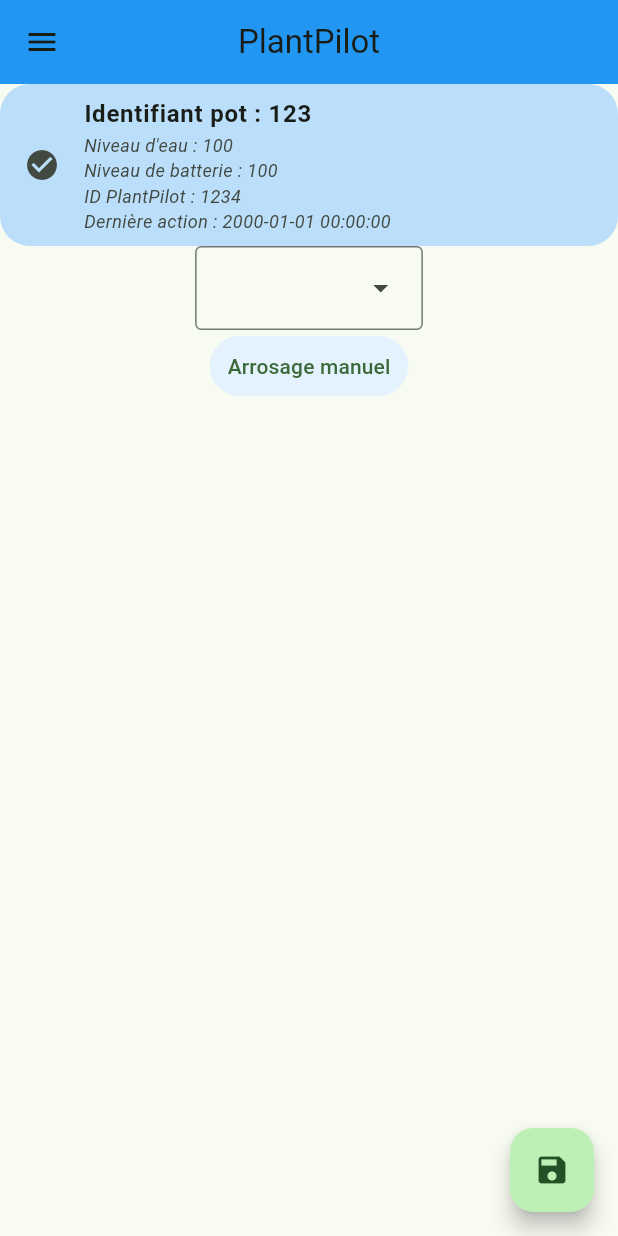
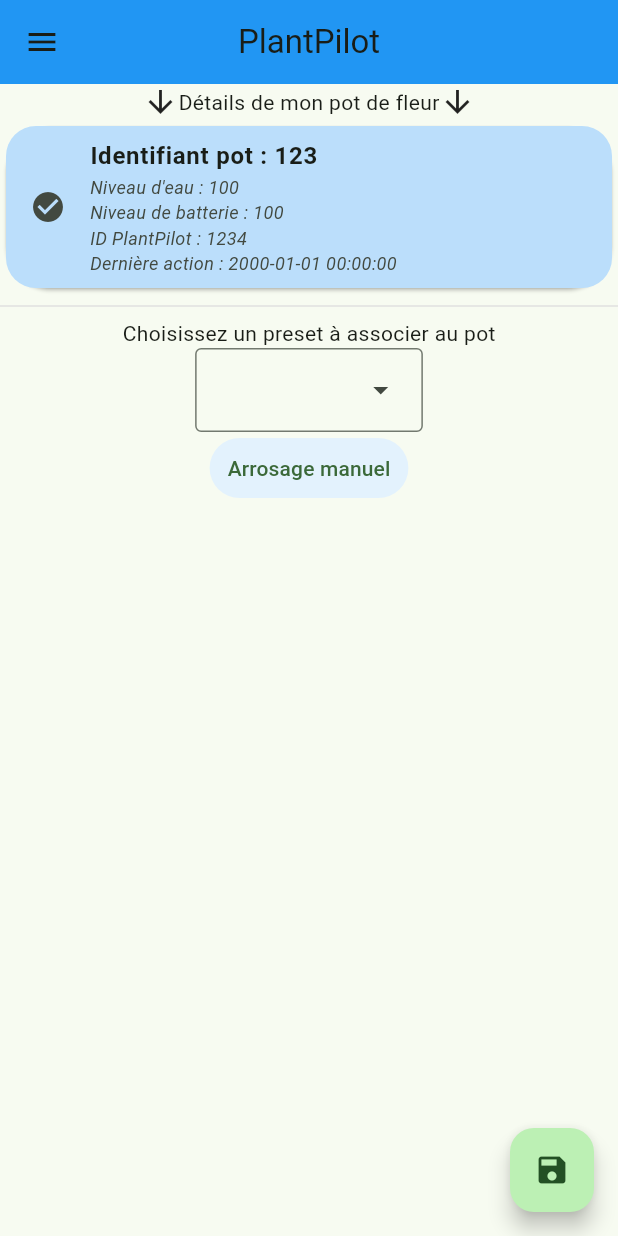
Before and after one commit to clement-dsvs/PlantPilotMobileApp, a Flutter app: the HomePage screen opened directly, after a tap on an icon or button, on a phone screen of 412 x 824 dp. Run offline on Flutter 3.47's test engine with Material 3 defaults, Android fonts, the phone set to English and light mode, and no system bars.

Commit message:
HT - Tweaks sur les pages de détails

```diff
--- a/lib/main.dart
+++ b/lib/main.dart
@@ -95,29 +95,29 @@
                 width: 300,
                 child: TextField(
                   controller: loginController,
-                  decoration: InputDecoration(
+                  decoration: const InputDecoration(
                     border: OutlineInputBorder(),
                     hintText: 'Login ou adresse mail',
                   ),
                 ),
               ),
-              Padding(padding: EdgeInsets.all(5)),
+              const Padding(padding: EdgeInsets.all(5)),
               SizedBox(
                 height: 50,
                 width: 300,
                 child: TextField(
                   controller: passwordController,
-                  decoration: InputDecoration(
+                  decoration: const InputDecoration(
                     border: OutlineInputBorder(),
                     hintText: 'Mot de passe',
                   ),
                 ),
               ),
-              Padding(padding: EdgeInsets.all(5)),
+              const Padding(padding: EdgeInsets.all(5)),
               SizedBox(
                   child: Text(loginAttempt,
                       style: const TextStyle(color: Colors.red))),
-              Padding(padding: EdgeInsets.all(5)),
+              const Padding(padding: EdgeInsets.all(5)),
               SizedBox(
                 child: TextButton(
                     style: TextButton.styleFrom(backgroundColor: Colors.blue[50]),
@@ -188,8 +188,7 @@
     List<Widget> pots = [];
     List<Widget> menuTile = [];
     for (final item in data.plantPilot) {
-      plantPilot.add(Center(
-          child: Card(
+      plantPilot.add(Card(
           shape: RoundedRectangleBorder(
               borderRadius: BorderRadius.circular(50)),
           child: ListTile(
@@ -215,12 +214,16 @@
                   MaterialPageRoute(
                       builder: (context) => ItemDetailPage(item: item)));
             },
-              ))));
+          )
+      ));
     }
     for (final item in data.pots) {
-      pots.add(ListTile(
+      pots.add(Card(
+          shape: RoundedRectangleBorder(
+              borderRadius: BorderRadius.circular(30)),
+          child: ListTile(
               shape:
-          RoundedRectangleBorder(borderRadius: BorderRadius.circular(20)),
+              RoundedRectangleBorder(borderRadius: BorderRadius.circular(30)),
               tileColor:
               item["status"]! == "active" ? Colors.blue[100] : Colors.red[100],
               leading: Icon(
@@ -236,7 +239,7 @@
                     context,
                     MaterialPageRoute(
                         builder: (context) => ItemDetailPage(item: item)));
-          }));
+              })));
     }
     for (final item in pageItems) {
       var key = item.keys.first;
@@ -282,7 +285,7 @@
               crossAxisAlignment: CrossAxisAlignment.center,
               children: <Widget>[
                 const Center(
-                    child: Row(children: [
+                    child: Row(mainAxisAlignment: MainAxisAlignment.center, children: [
                       Icon(Icons.arrow_downward),
                       Text("Mes PlantPilot"),
                       Icon(Icons.arrow_downward)
@@ -292,7 +295,7 @@
                   [Divider(color: Colors.grey[400])] +
                   <Widget>[
                     const Center(
-                        child: Row(children: [
+                        child: Row(mainAxisAlignment: MainAxisAlignment.center, children: [
                           Icon(Icons.arrow_downward),
                           Text("Mes pots de fleurs"),
                           Icon(Icons.arrow_downward)
@@ -342,7 +345,10 @@
       var key = item.keys.first;
       var icon = item.values.first["icon"];
       Widget page = item.values.first["page"] as Widget;
-      menuTile.add(ListTile(
+      menuTile.add(Card(
+          shape: RoundedRectangleBorder(
+              borderRadius: BorderRadius.circular(50)),
+          child: ListTile(
             shape: RoundedRectangleBorder(borderRadius: BorderRadius.circular(50)),
             tileColor: Colors.grey[300],
             leading: icon,
@@ -355,9 +361,17 @@
               Navigator.push(
                   context, MaterialPageRoute(builder: (context) => page));
             },
+          )
       ));
     }
     if (item["type"] == "base") {
+      diplayedItem.add(const Center(
+          child: Row(mainAxisAlignment: MainAxisAlignment.center, children: [
+            Icon(Icons.arrow_downward),
+            Text("Détails de mon PlantPilot"),
+            Icon(Icons.arrow_downward)
+          ])
+      ));
       diplayedItem.add(ListTile(
           shape:
           RoundedRectangleBorder(borderRadius: BorderRadius.circular(50)),
@@ -376,9 +390,19 @@
               style:
               const TextStyle(fontSize: 12, fontStyle: FontStyle.italic))));
       diplayedItem.add(Divider(color: Colors.grey[400]));
+      diplayedItem.add(const Center(
+          child: Row(mainAxisAlignment: MainAxisAlignment.center, children: [
+            Icon(Icons.arrow_downward),
+            Text("Détails des pots associés"),
+            Icon(Icons.arrow_downward)
+          ])
+      ));
       for (final element in data.pots) {
         if (item["id"] == element["plantpilot_id"]) {
-          diplayedItem.add(ListTile(
+          diplayedItem.add(Card(
+              shape: RoundedRectangleBorder(
+                  borderRadius: BorderRadius.circular(30)),
+              child: ListTile(
                   shape: RoundedRectangleBorder(
                       borderRadius: BorderRadius.circular(20)),
                   tileColor: element["status"]! == "active"
@@ -400,11 +424,22 @@
                         context,
                         MaterialPageRoute(
                             builder: (context) => ItemDetailPage(item: element)));
-              }));
+                  })
+          ));
         }
       }
     } else if (item["type"] == "pot") {
-      diplayedItem.add(ListTile(
+      diplayedItem.add(const Center(
+          child: Row(mainAxisAlignment: MainAxisAlignment.center, children: [
+            Icon(Icons.arrow_downward),
+            Text("Détails de mon pot de fleur"),
+            Icon(Icons.arrow_downward)
+          ])
+      ));
+      diplayedItem.add(Card(
+          shape: RoundedRectangleBorder(
+              borderRadius: BorderRadius.circular(30)),
+          child: ListTile(
               shape:
               RoundedRectangleBorder(borderRadius: BorderRadius.circular(20)),
               tileColor:
@@ -417,12 +452,25 @@
               subtitle: Text(
                   style: const TextStyle(fontSize: 12, fontStyle: FontStyle.italic),
                   "Niveau d'eau : ${item['water_level']}\nNiveau de batterie : ${item["battery_level"]}\nID PlantPilot : ${item["plantpilot_id"]}\nDernière action : ${item["last_usage"]!}"),
-          onTap: () {}));
+              onTap: () {})
+      ));
+      diplayedItem.add(Divider(color: Colors.grey[300]));
+      diplayedItem.add(Column(
+        children: [const Text("Choisissez un preset à associer au pot"),
+          DropdownMenu(dropdownMenuEntries: presets),
+          TextButton(
+              style: TextButton.styleFrom(
+                  backgroundColor: Colors.blue[50]),
+              onPressed: () {
+                throw UnimplementedError("A dev");
+              },
+              child: const Text("Arrosage manuel"))
+    ]));
     }
+
     for (final item in data.presets) {
       presets.add(
-        DropdownMenuEntry(value: item, label: item["preset_name"] as String)
-      );
+          DropdownMenuEntry(value: item, label: item["preset_name"] as String));
     }
     return Scaffold(
         appBar: AppBar(
@@ -447,24 +495,15 @@
           child: Column(
               mainAxisAlignment: MainAxisAlignment.center,
               crossAxisAlignment: CrossAxisAlignment.center,
-            children: diplayedItem + [
-              if (item["type"] == "pot")
-                DropdownMenu(dropdownMenuEntries: presets),
-      TextButton(
-          style: TextButton.styleFrom(backgroundColor: Colors.blue[50]),
-          onPressed: () {
-            throw UnimplementedError("A dev");
-          },
-          child: const Text("Arrosage manuel")),
-          ]
+              children: diplayedItem),
         ),
-        ),
-        floatingActionButton: item["type"] == "pot" ? FloatingActionButton(
+        floatingActionButton: item["type"] == "pot"
+            ? FloatingActionButton(
           onPressed: () => {},
           tooltip: 'Créer un nouveau preset',
           child: const Icon(Icons.save),
-        ) : null
-    );
+        )
+            : null);
   }
 }
 
@@ -564,8 +603,7 @@
           onPressed: () => {},
           tooltip: 'Créer un nouveau preset',
           child: const Icon(Icons.add),
-        )
-    );
+        ));
   }
 }
 
@@ -736,7 +774,7 @@
           child: Column(
             mainAxisAlignment: MainAxisAlignment.center,
             crossAxisAlignment: CrossAxisAlignment.center,
-            children: <Widget>[Text(this.runtimeType.toString())],
+            children: <Widget>[Text(runtimeType.toString())],
           ),
         ));
   }
```
Lines whose indentation alone changed are shown as unchanged.
